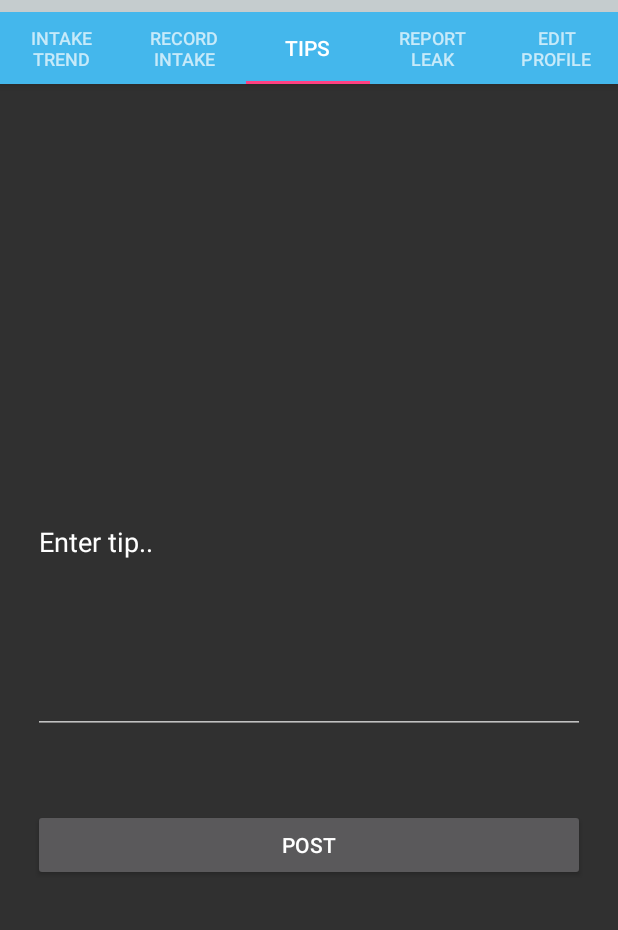
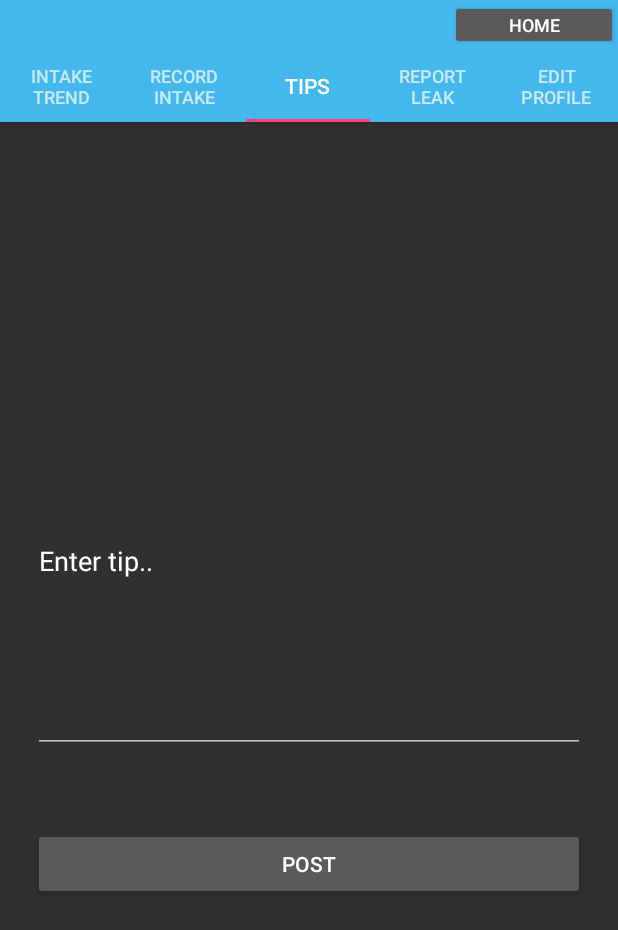
Before and after one commit to CodeineCentrix/Driplit, an Android app: the IntakeTrendClass screen opened directly, with no data from a screen before it, tab 3 chosen, on a phone screen of 412 x 824 dp. Shown: the top 930 px of the screen. Run offline under Robolectric (Android 15) with nearby library versions, the phone set to English and light mode, and no system bars; libraries missing offline, so code that uses them is left out: com.github.mikephil.charting; 9 statements that could not run were skipped.

Commit message:
more minors

```diff
--- a/app/src/main/java/com/example/s215131746/driplit/IntakeTrendClass.java
+++ b/app/src/main/java/com/example/s215131746/driplit/IntakeTrendClass.java
@@ -33,8 +33,7 @@ public class IntakeTrendClass extends Fragment {
 
         final Random rNum = new Random();
 
-        TextView noTrend = rootView.findViewById(R.id.textView3);
-        noTrend.setText("Trends");
+
         final List<BarEntry> entries = new ArrayList<>();
         final List<BarEntry> entriesWeeks = new ArrayList<>();
 
@@ -55,17 +54,17 @@ public class IntakeTrendClass extends Fragment {
 
         SetUpGraph(bcTrend,entries,labels,tvChartLAbel);
 
-        Button btnShow = rootView.findViewById(R.id.btnShowMore);
+        Button btnShow = rootView.findViewById(R.id.btnShowMode);
         btnShow.setOnClickListener(new View.OnClickListener() {
             @Override
             public void onClick(View v) {
                 if(tvChartLAbel.getText().toString()!="Weeks")
                 {
-                    SetUpGraph(bcTrend,entries,labels,tvChartLAbel);
+                    SetUpGraph(bcTrend,entriesWeeks,labelWeeks,tvChartLAbel);
                 }
                 else
                 {
-                    SetUpGraph(bcTrend,entriesWeeks,labelWeeks,tvChartLAbel);
+                    SetUpGraph(bcTrend,entries,labels,tvChartLAbel);
                 }
             }
         });
@@ -99,7 +98,7 @@ public class IntakeTrendClass extends Fragment {
         IAxisValueFormatter formatter;
         float distance =0;
         int labelCount = 0;
-        if(tvChartLAbel.getText().toString()!="Weeks")
+        if(tvChartLAbel.getText().toString()=="Days")
         {
             formatter = setYaxis(Labels);
             distance = 0.7f;
--- a/app/src/main/java/com/example/s215131746/driplit/TabMenu.java
+++ b/app/src/main/java/com/example/s215131746/driplit/TabMenu.java
@@ -1,5 +1,6 @@
 package com.example.s215131746.driplit;
 
+import android.content.Intent;
 import android.support.design.widget.TabLayout;
 import android.support.design.widget.FloatingActionButton;
 import android.support.design.widget.Snackbar;
@@ -17,6 +18,7 @@ import android.view.MenuItem;
 import android.view.View;
 import android.view.ViewGroup;
 
+import android.widget.Button;
 import android.widget.TextView;
 
 public class TabMenu extends AppCompatActivity {
@@ -40,7 +42,16 @@ public class TabMenu extends AppCompatActivity {
     protected void onCreate(Bundle savedInstanceState) {
         super.onCreate(savedInstanceState);
         setContentView(R.layout.activity_tab_menu);
-
+        //Home button__________
+        final Button btnHome = findViewById(R.id.btnHome);
+        btnHome.setOnClickListener(new View.OnClickListener() {
+            @Override
+            public void onClick(View v) {
+                Intent showHomeMenu = new Intent(getApplicationContext(),Mainmenu.class);
+                startActivity(showHomeMenu);
+            }
+        });
+        //_____________________
         Toolbar toolbar = (Toolbar) findViewById(R.id.toolbar);
         setSupportActionBar(toolbar);
         // Create the adapter that will return a fragment for each of the three
--- a/app/src/main/java/com/example/s215131746/driplit/bll.java
+++ b/app/src/main/java/com/example/s215131746/driplit/bll.java
@@ -63,7 +63,7 @@ public class bll {
             Class.forName("net.sourceforge.jtds.jdbc.Driver").newInstance();
             String user = "codecentrix";
              String password = "password";
-            connection = DriverManager.getConnection("jdbc:jtds:sqlserver://10.103.137.7:1433/Codecentrix" , user, password);
+            connection = DriverManager.getConnection("jdbc:jtds:sqlserver://sict-sql.nmmu.ac.za:1433/Codecentrix" , user, password);
 
 
         } catch (Exception e) {
@@ -77,7 +77,8 @@ public class bll {
         {
 
             Statement st = connection.createStatement();
-            resultSet = st.executeQuery("SELECT * FROM WaterUsageItem;");
+            resultSet = st.executeQuery("uspGetWaterUsageItmes");
+
         }
         catch (SQLException e)
         {
--- a/app/src/main/res/layout/activity_tab_menu.xml
+++ b/app/src/main/res/layout/activity_tab_menu.xml
@@ -12,8 +12,26 @@
         android:id="@+id/appbar"
         android:layout_width="match_parent"
         android:layout_height="wrap_content"
-        android:paddingTop="@dimen/appbar_padding_top"
+        android:background="@color/blue"
         android:theme="@style/AppTheme.AppBarOverlay">
+
+        <LinearLayout
+            android:layout_width="match_parent"
+            android:layout_height="match_parent"
+            android:orientation="horizontal">
+
+            <Button
+                android:id="@+id/btnHome"
+                style="@style/Widget.AppCompat.Button.Small"
+                android:layout_width="71dp"
+                android:layout_height="33dp"
+                android:layout_marginLeft="300dp"
+                android:layout_weight="1"
+                android:padding="5dp"
+                android:paddingBottom="5dp"
+                android:text="@string/home"
+                android:textSize="12sp" />
+        </LinearLayout>
 
         <android.support.design.widget.TabLayout
             android:id="@+id/tabs"
--- a/app/src/main/res/values/strings.xml
+++ b/app/src/main/res/values/strings.xml
@@ -27,5 +27,8 @@
     <string name="intake_trend">Intake Trend</string>
     <string name="trend">Trends</string>
     <string name="jugjes">Record Intake</string>
+    <string name="home">Home</string>
+    <string name="chart_label">Weeks</string>
+    <string name="show_more">">"</string>
     <string name="report_leak_instruct">Make Sure You Are Where The Leak Is. \n Click The Button Above To Report Leak.</string>
 </resources>
```
Also changed, not shown: app/src/main/java/com/example/s215131746/driplit/Mainmenu.java (+12 -0 lines), app/src/main/res/layout/activity_mainmenu.xml (+5 -6 lines), app/src/main/res/layout/intake_trend.xml (+37 -59 lines), app/src/main/res/layout/water_intake_item_layout.xml (+18 -0 lines).
